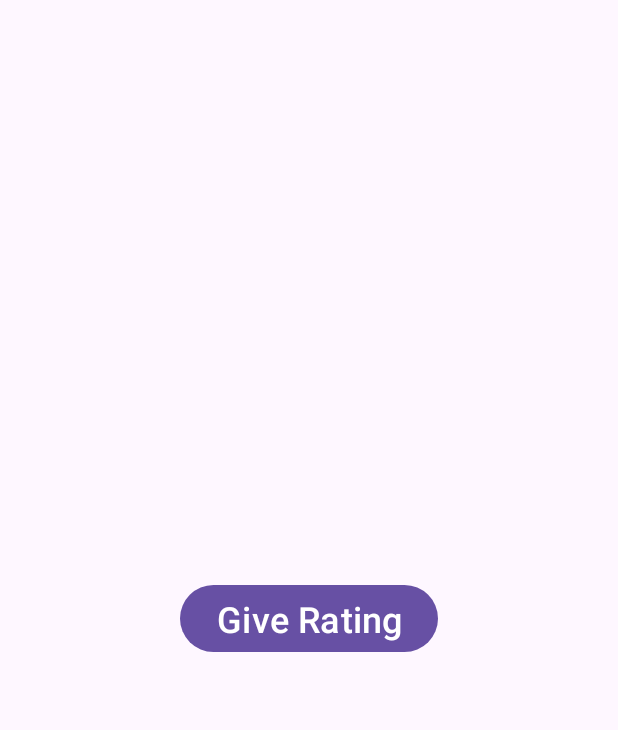
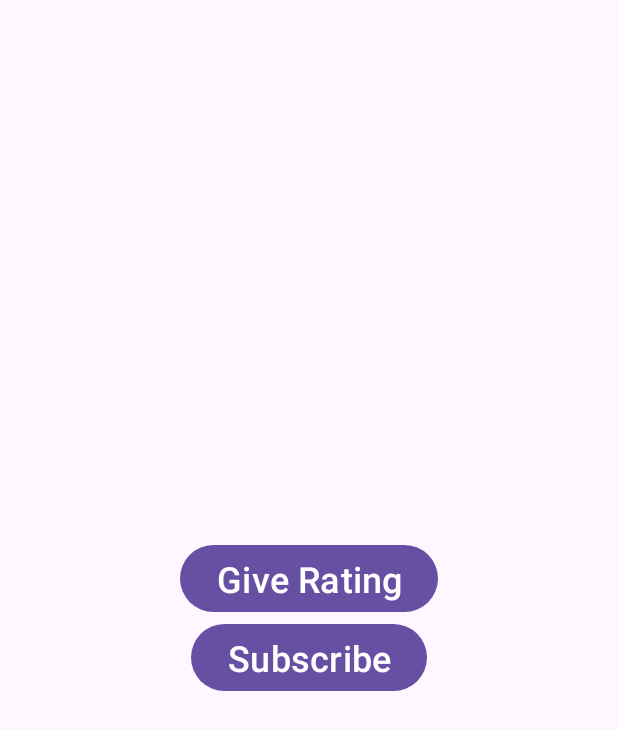
Before and after one commit to ishaant97/AndroidBasics, an Android app: the DialogBox screen opened directly, with no data from a screen before it, on a phone screen of 412 x 824 dp. Shown: the top 730 px of the screen. Run offline under Robolectric (Android 15) with nearby library versions, the phone set to English and light mode, and no system bars.

Commit message:
Started working on custom dialog box

```diff
--- a/app/src/main/java/com/example/androidbasics/dialogBox/DialogBox.kt
+++ b/app/src/main/java/com/example/androidbasics/dialogBox/DialogBox.kt
@@ -15,6 +15,9 @@ class DialogBox : AppCompatActivity() {
         enableEdgeToEdge()
         setContentView(R.layout.activity_dialog_box)
         val exitButton = findViewById<Button>(R.id.exitButton)
+        val subscribeButton = findViewById<Button>(R.id.subscribeButton)
+
+
         exitButton.setOnClickListener {
             val b = AlertDialog.Builder(this)
             b.setTitle("Give Rating")
@@ -29,6 +32,9 @@ class DialogBox : AppCompatActivity() {
             val dialog = b.create()
             dialog.show()
         }
+
+        subscribeButton.setOnClickListener {
+            // here we will write the code for custom dialog box
+        }
     }
-
 }
--- a/app/src/main/res/layout/activity_dialog_box.xml
+++ b/app/src/main/res/layout/activity_dialog_box.xml
@@ -1,11 +1,13 @@
 <?xml version="1.0" encoding="utf-8"?>
-<androidx.constraintlayout.widget.ConstraintLayout xmlns:android="http://schemas.android.com/apk/res/android"
+<LinearLayout
+    xmlns:android="http://schemas.android.com/apk/res/android"
+    xmlns:tools="http://schemas.android.com/tools"
     xmlns:app="http://schemas.android.com/apk/res-auto"
-    xmlns:tools="http://schemas.android.com/tools"
-    android:id="@+id/main"
     android:layout_width="match_parent"
     android:layout_height="match_parent"
-    tools:context=".dialogBox.DialogBox">
+    android:orientation="vertical"
+    android:gravity="center"
+    >
 
     <Button
         android:id="@+id/exitButton"
@@ -15,10 +17,16 @@
         android:textSize="24sp"
         android:layout_height="wrap_content"
         android:layout_width="wrap_content"
-        app:layout_constraintStart_toStartOf="parent"
-        app:layout_constraintEnd_toEndOf="parent"
-        app:layout_constraintTop_toTopOf="parent"
-        app:layout_constraintBottom_toBottomOf="parent"
         />
 
-</androidx.constraintlayout.widget.ConstraintLayout>
+    <Button
+        android:id="@+id/subscribeButton"
+        android:clickable="true"
+        android:focusable="true"
+        android:text="Subscribe"
+        android:textSize="24sp"
+        android:layout_height="wrap_content"
+        android:layout_width="wrap_content"
+        />
+
+</LinearLayout>
```
Also changed, not shown: app/src/main/res/layout/custom_dialog_box.xml (+25 -4 lines).
